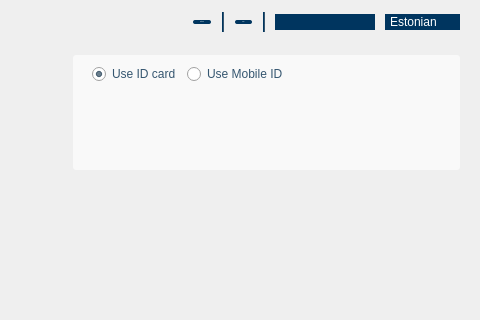
Before: the Qt Designer form qdigidoc/trunk/client/ui/MainWindow.ui in tixsys/esteid, drawn with Qt 5; both pictures show x 170 to 650 and y 0 to 320 of the 650 by 540 pixel window.
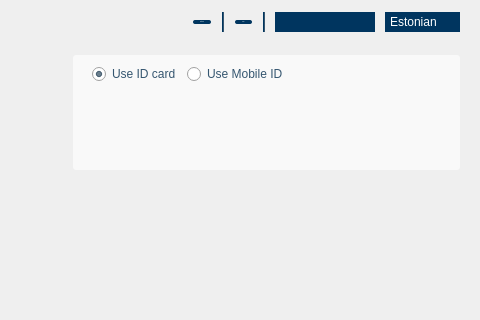
After: the same form once the commit is applied. Icons and pictures are not drawn. Custom widgets are drawn as their Qt base class.

Commit message: qdigidoc: fix height under kde

Diff of the .ui file:
```diff
--- a/qdigidoc/trunk/client/ui/MainWindow.ui
+++ b/qdigidoc/trunk/client/ui/MainWindow.ui
@@ -264,7 +264,7 @@
           <property name="minimumSize">
            <size>
             <width>100</width>
-            <height>0</height>
+            <height>20</height>
            </size>
           </property>
          </widget>
@@ -274,7 +274,7 @@
           <property name="minimumSize">
            <size>
             <width>75</width>
-            <height>0</height>
+            <height>20</height>
            </size>
           </property>
           <item>
```
The commit also changes 1 other file.
